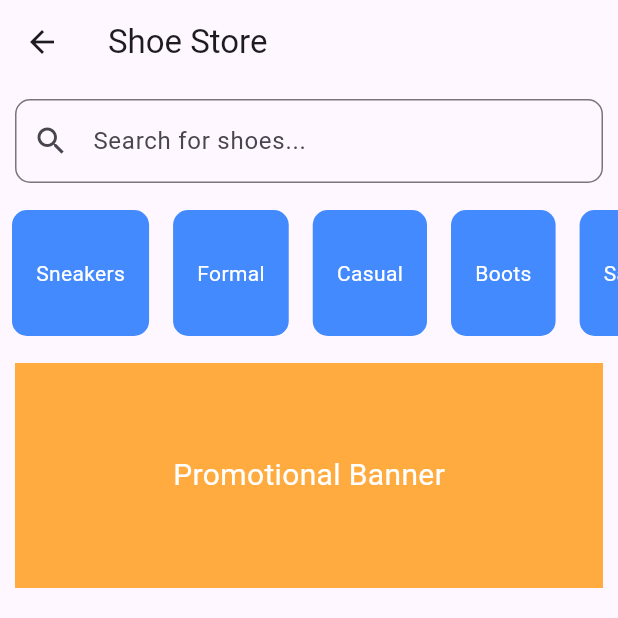
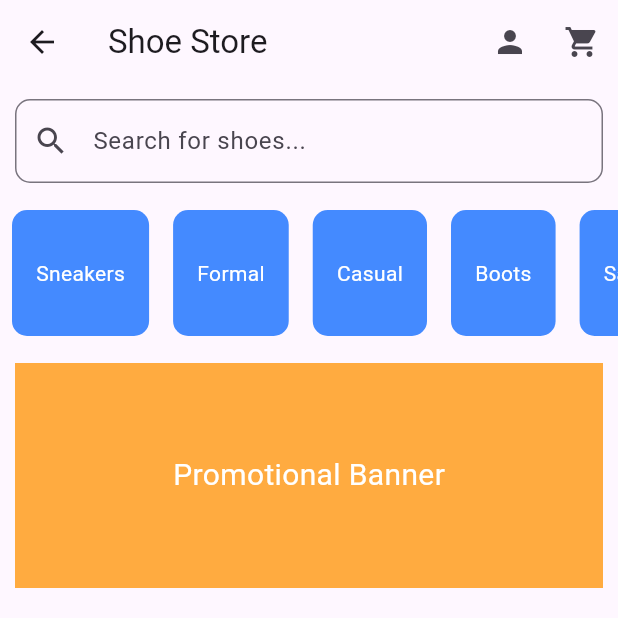
Before and after one commit to TrungNhan123-N/App_selling_shoes, a Flutter app: the HomeScreen screen opened by its route, on a phone screen of 412 x 824 dp, the top half of it. Run offline on Flutter 3.47's test engine with Material 3 defaults, Android fonts, the phone set to English and light mode, and no system bars; our stand-ins replace cloud_firestore, firebase_auth, firebase_core, firebase_storage, image_picker; accounts and stored records are empty.

Commit message:
update môi trường

```diff
--- a/app_selling_shoes/lib/home.dart
+++ b/app_selling_shoes/lib/home.dart
@@ -7,7 +7,19 @@ class HomeScreen extends StatelessWidget {
   @override
   Widget build(BuildContext context) {
     return Scaffold(
-      appBar: AppBar(title: Text('Shoe Store')),
+      appBar: AppBar(
+        title: Text('Shoe Store'),
+        actions: [
+          IconButton(
+            icon: Icon(Icons.person),
+            onPressed: () => Navigator.pushNamed(context, '/profile'),
+          ),
+          IconButton(
+            icon: Icon(Icons.shopping_cart),
+            onPressed: () => Navigator.pushNamed(context, '/orders'),
+          ),
+        ],
+      ),
       body: Column(
         children: [
           Padding(
--- a/app_selling_shoes/pubspec.yaml
+++ b/app_selling_shoes/pubspec.yaml
@@ -37,6 +37,9 @@ dependencies:
   cupertino_icons: ^1.0.8
   firebase_core: ^3.12.1
   firebase_auth: ^5.5.1
+  cloud_firestore: ^5.6.5
+  image_picker: ^1.1.2
+  firebase_storage: ^12.4.4
 
 dev_dependencies:
   flutter_test:
```
Also changed, not shown: app_selling_shoes/pubspec.lock, 1 other file.
